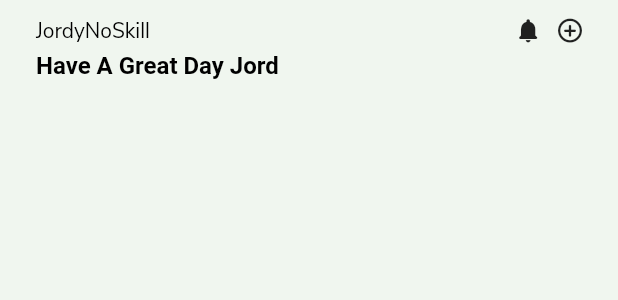
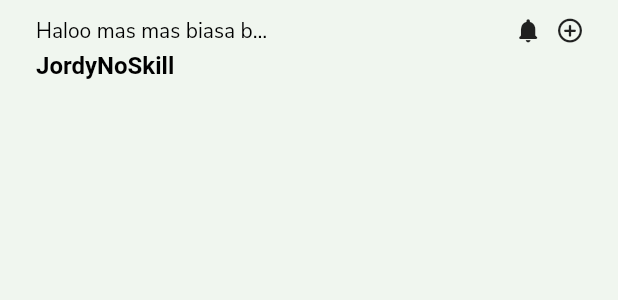
Before and after one commit to irfandigalih/Cobacobatimeboxing, a Flutter app: the TimeboxingGreetingInfo widget shown alone on an empty page, opened directly, on a phone screen of 412 x 824 dp. Shown: the top 300 px of the screen. Run offline on Flutter 3.47's test engine with Material 2 defaults, Android fonts, the phone set to English and light mode, and no system bars; our stand-ins replace firebase_core; accounts and stored records are empty.

Commit message:
Finalize greetings info (#8)
* Finalize add nav bar and greetings info

* Update bottom_navigation_bar.dart

* Update greeting_information.dart

* add cupertino

* Add Cupertino tab bar , Scene/Page , sync page to tab bar, dynamic greeting info item, dynamic cupertino tab bar item

* Update main_page.dart

* Update lib/Scenes/Page/HomePage/Component/greeting_information.dart

Co-authored-by: Gilang Persada <38759135+gilangpersada@users.noreply.github.com>

* add safe area in main page, cupertino private list in class, remove safe are in home page , camel case in greetingitems

* Update main_page.dart

* resolve conflict , change icon , add padding

* remove old navigation bar and rename cupertino and create command

* Update main_page.dart

* add component and model bottom navigation bar

* fixing shared folder

* add model greeting info

* remove class greeting item

---------

Co-authored-by: Gilang Persada <38759135+gilangpersada@users.noreply.github.com>

```diff
--- a/lib/Scenes/Page/HomePage/Component/greeting_information.dart
+++ b/lib/Scenes/Page/HomePage/Component/greeting_information.dart
@@ -2,23 +2,7 @@ import 'package:flutter/material.dart';
 import 'package:timeboxing/Shared/Extension/colors_style_extension.dart';
 import 'package:timeboxing/Shared/Extension/icons_style_extension.dart';
 import 'package:timeboxing/Shared/Extension/text_style_extension.dart';
-
-class GreetingsItem {
-  String username;
-  String greetingMessage;
-
-  GreetingsItem({
-    required this.username,
-    required this.greetingMessage,
-  });
-}
-
-final List<GreetingsItem> greetingItems = [
-  GreetingsItem(
-    username: 'JordyNoSkill',
-    greetingMessage: 'Have A Great Day Jord',
-  )
-];
+import 'package:timeboxing/Scenes/Page/HomePage/Model/greeting_info_model.dart';
 
 class TimeboxingGreetingInfo extends StatefulWidget {
   const TimeboxingGreetingInfo({super.key});
@@ -28,6 +12,10 @@ class TimeboxingGreetingInfo extends StatefulWidget {
 }
 
 class _MyWidgetState extends State<TimeboxingGreetingInfo> {
+  final _greetingInfo = GreetingInfo(
+    greetingMessage: 'Haloo mas mas biasa bangun anjing',
+    username: 'JordyNoSkill',
+  );
   @override
   Widget build(BuildContext context) {
     return Container(
@@ -36,11 +24,14 @@ class _MyWidgetState extends State<TimeboxingGreetingInfo> {
       child: Row(
         crossAxisAlignment: CrossAxisAlignment.start,
         children: [
-          Column(
+          Flexible(
+            child: Column(
               crossAxisAlignment: CrossAxisAlignment.start,
               children: [
                 Text(
-                greetingItems[0].username,
+                  _greetingInfo.greetingMessage,
+                  overflow: TextOverflow.ellipsis,
+                  maxLines: 1,
                   style: TimeBoxingTextStyle.paragraph2(
                     TimeBoxingFontWeight.regular,
                     TimeBoxingColors.neutralBlack(),
@@ -48,13 +39,16 @@ class _MyWidgetState extends State<TimeboxingGreetingInfo> {
                 ),
                 const SizedBox(height: 4),
                 Text(
-                greetingItems[0].greetingMessage,
+                  _greetingInfo.username,
+                  overflow: TextOverflow.ellipsis,
+                  maxLines: 1,
                   style: TimeBoxingTextStyle.headline4(
                     TimeBoxingFontWeight.bold,
                     TimeBoxingColors.neutralBlack(),
                   ),
                 ),
               ],
+            ),
           ),
           const Spacer(),
           Row(
--- /dev/null
+++ b/lib/Scenes/Page/HomePage/Model/greeting_info_model.dart
@@ -0,0 +1,9 @@
+class GreetingInfo {
+  String greetingMessage;
+  String username;
+
+  GreetingInfo({
+    required this.greetingMessage,
+    required this.username,
+  });
+}
```
Lines whose indentation alone changed are shown as unchanged.
